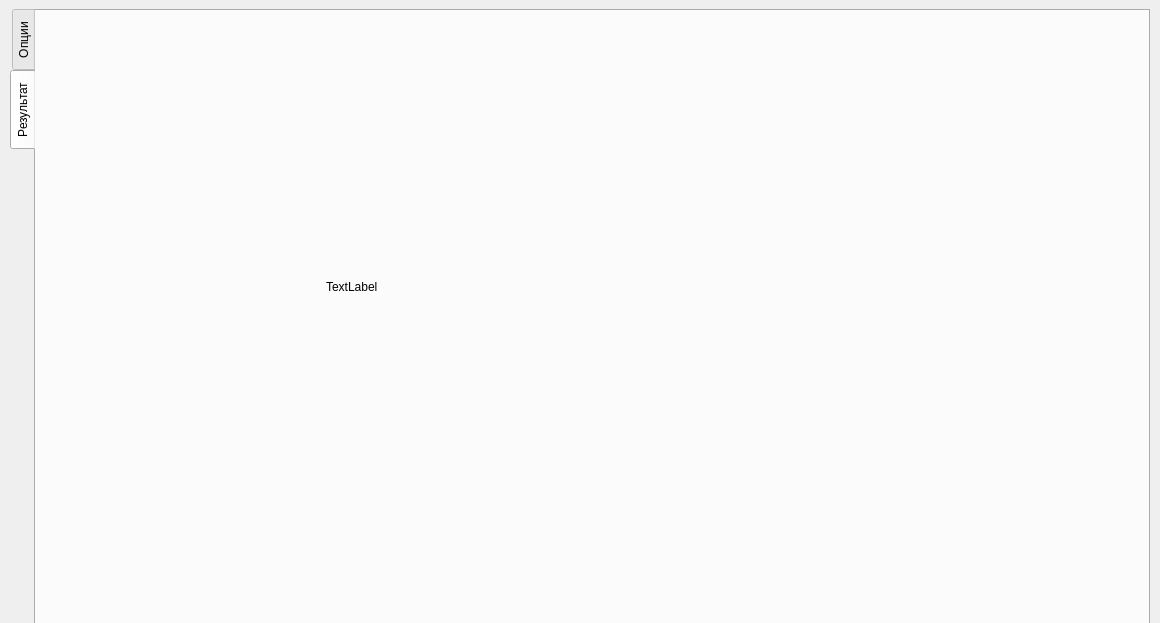
Above: windows/MAIN/mainwindow.ui from furanocoumarins/GCAT before the change. Below: the same form after it.
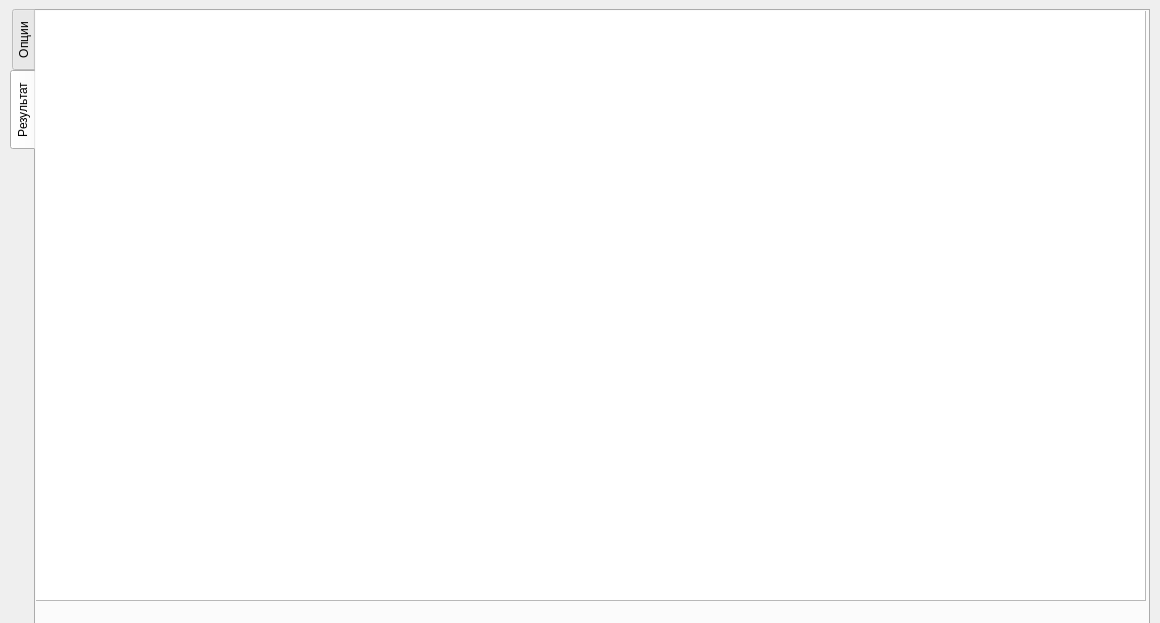
That is the form after the change. The open tabs and pages were chosen to show the change. Icons and pictures are not drawn.

```diff
--- a/windows/MAIN/mainwindow.ui
+++ b/windows/MAIN/mainwindow.ui
@@ -943,18 +943,24 @@
        <attribute name="title">
         <string>Результат</string>
        </attribute>
-       <widget class="QLabel" name="gfflabel">
+       <widget class="QWidget" name="gridLayoutWidget">
         <property name="geometry">
          <rect>
-          <x>290</x>
-          <y>140</y>
-          <width>361</width>
-          <height>271</height>
+          <x>-1</x>
+          <y>-1</y>
+          <width>1111</width>
+          <height>591</height>
          </rect>
         </property>
-        <property name="text">
-         <string>TextLabel</string>
-        </property>
+        <layout class="QGridLayout" name="gridLayout_3">
+         <item row="0" column="0">
+          <widget class="QTextBrowser" name="resultText">
+           <property name="analyse_is_running" stdset="0">
+            <bool>false</bool>
+           </property>
+          </widget>
+         </item>
+        </layout>
        </widget>
       </widget>
      </widget>
```
Left out of the diff: 16 changed lines with no effect on the pictures.
